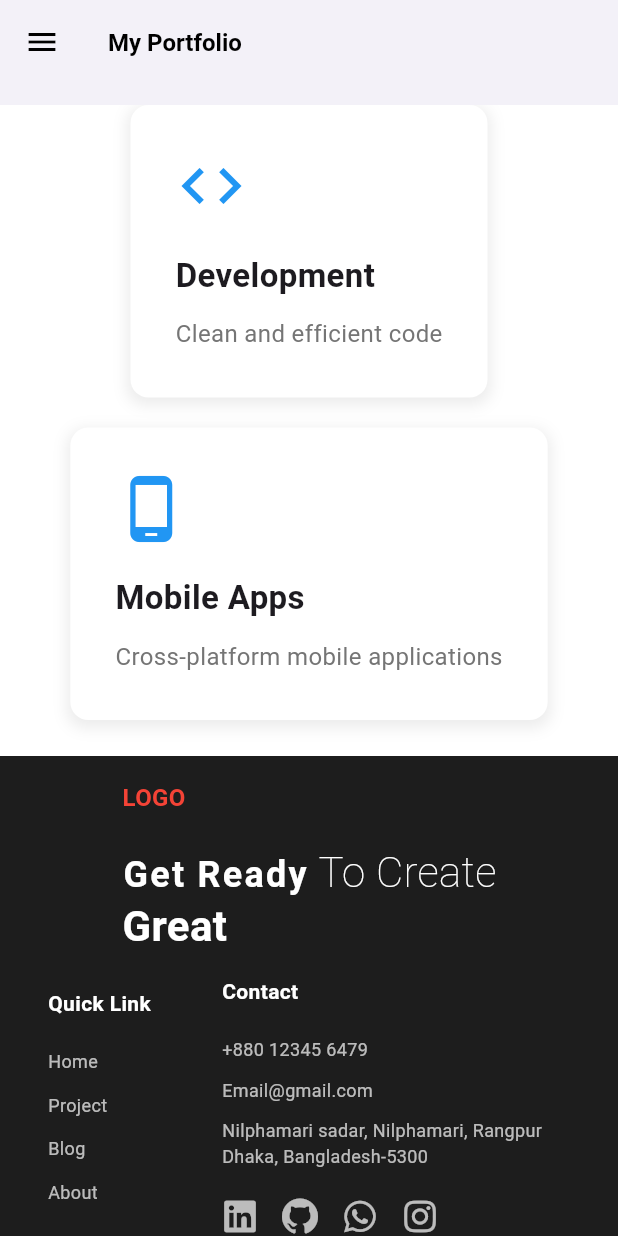
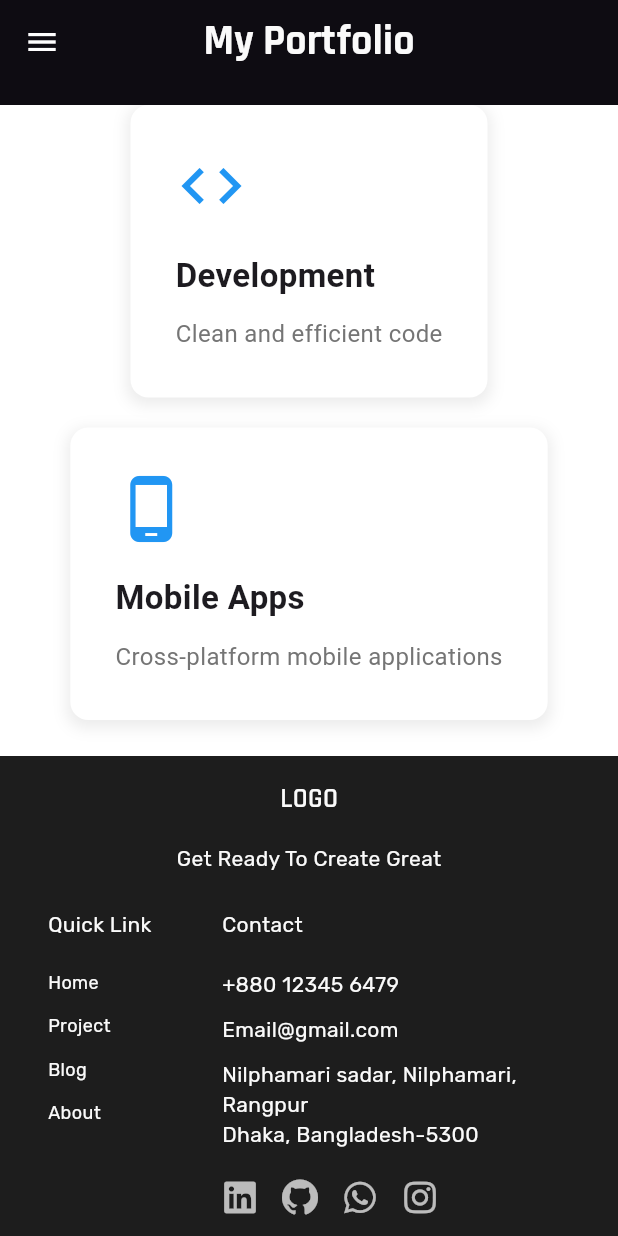
Before and after one commit to dolonk/responsive_website, a Flutter app: the screen it shows after launch, scrolled down 576 dp, on a phone screen of 412 x 824 dp. Run offline on Flutter 3.47's test engine with Material 3 defaults, Android fonts, the phone set to English and light mode, and no system bars; our stand-ins replace device_preview, font_awesome_flutter, google_fonts.

Commit message:
updated font family according to font size

```diff
--- a/lib/common_function/base_screen/app_bar/custom_appbar.dart
+++ b/lib/common_function/base_screen/app_bar/custom_appbar.dart
@@ -1,5 +1,6 @@
 import 'package:flutter/material.dart';
-import '../../../utility/default_sizes/default_sizes.dart';
+import 'package:responsive_website/utility/constants/colors.dart';
+import 'package:responsive_website/utility/default_sizes/font_size.dart';
 import 'package:responsive_website/utility/responsive/responsive_helper.dart';
 
 class CustomAppBar extends StatelessWidget implements PreferredSizeWidget {
@@ -10,23 +11,18 @@ class CustomAppBar extends StatelessWidget implements PreferredSizeWidget {
 
   @override
   Widget build(BuildContext context) {
-    final s = DSizes.of(context);
     return AppBar(
       elevation: 0,
-      backgroundColor: Colors.white,
+      backgroundColor: DColors.background,
+      iconTheme: const IconThemeData(color: Colors.white),
+      centerTitle: true,
       title: context.isMobile
-          ? Text(
-              'My Portfolio',
-              style: TextStyle(color: Colors.black, fontWeight: FontWeight.bold, fontSize: s.bodyLarge),
-            )
+          ? Text('My Portfolio', style: context.fonts.displayMedium)
           : Row(
               mainAxisAlignment: MainAxisAlignment.spaceBetween,
               children: [
                 // Left side - Logo/Title
-                Text(
-                  'My Portfolio',
-                  style: TextStyle(color: Colors.black, fontWeight: FontWeight.bold, fontSize: s.bodyLarge),
-                ),
+                Text('My Portfolio', style: context.fonts.bodyLarge),
                 // Center - Menu items
                 Row(
                   mainAxisSize: MainAxisSize.min,
@@ -34,19 +30,15 @@ class CustomAppBar extends StatelessWidget implements PreferredSizeWidget {
                       .map(
                         (item) => TextButton(
                           onPressed: () => _onMenuItemTap(item),
-                          child: Text(
-                            item,
-                            style: TextStyle(color: Colors.black87, fontSize: s.bodyLarge),
-                          ),
+                          child: Text(item, style: context.fonts.bodyLarge),
                         ),
                       )
                       .toList(),
                 ),
                 // Right side - Spacer for balance
-                const SizedBox(width: 100),
+                //const SizedBox(width: 100),
               ],
             ),
-      iconTheme: const IconThemeData(color: Colors.black),
     );
   }
 
--- a/lib/common_function/base_screen/base_screen.dart
+++ b/lib/common_function/base_screen/base_screen.dart
@@ -41,25 +41,17 @@ class BaseScreen extends StatelessWidget {
               ),
             )
           : null,
-      body: SingleChildScrollView(
-        child: Column(
-          children: [
-            child,
-            const FooterSection(),
-          ],
-        ),
-      ),
+      body: SingleChildScrollView(child: Column(children: [child, const FooterSection()])),
       floatingActionButton: floatingActionButton,
       floatingActionButtonLocation: floatingActionButtonLocation,
     );
   }
 
-  List<Widget> _drawerItems() => ['Home', 'About', 'Services', 'Projects', 'Contact']
-      .map(
-        (e) => ListTile(
-      title: Text(e),
-      onTap: () => print('Drawer $e tapped'),
-    ),
-  )
-      .toList();
+  List<Widget> _drawerItems() => [
+    'Home',
+    'About',
+    'Services',
+    'Projects',
+    'Contact',
+  ].map((e) => ListTile(title: Text(e), onTap: () => print('Drawer $e tapped'))).toList();
 }
--- a/lib/common_function/base_screen/footer/custom_footer.dart
+++ b/lib/common_function/base_screen/footer/custom_footer.dart
@@ -1,4 +1,6 @@
 import 'package:flutter/material.dart';
+import 'package:responsive_website/utility/default_sizes/font_size.dart';
+import 'package:responsive_website/utility/responsive/responsive_helper.dart';
 import 'package:responsive_website/utility/responsive/responsive_widget.dart';
 import 'package:responsive_website/utility/responsive/section_container.dart';
 import '../../../utility/default_sizes/default_sizes.dart';
@@ -19,12 +21,13 @@ class FooterSection extends StatelessWidget {
           mainAxisAlignment: MainAxisAlignment.center,
           children: [
             _buildLogoAndTagline(context),
-            SizedBox(height: s.spaceBtwItems),
+            SizedBox(height: s.defaultSpace),
 
             Padding(
               padding: EdgeInsets.symmetric(horizontal: s.paddingMd),
               child: Row(
                 mainAxisAlignment: MainAxisAlignment.center,
+                crossAxisAlignment: CrossAxisAlignment.start,
                 children: [
                   Expanded(flex: 1, child: _buildQuickLinks(context)),
                   Expanded(flex: 2, child: _buildContactInfo(context)),
@@ -61,36 +64,26 @@ class FooterSection extends StatelessWidget {
 
   // --- 1. Logo and Tagline Widget ---
   Widget _buildLogoAndTagline(BuildContext context) {
-    final s = context.sizes;
+    final font = context.fonts;
     return Column(
-      crossAxisAlignment: CrossAxisAlignment.start,
+      crossAxisAlignment: context.isMobile ? CrossAxisAlignment.center : CrossAxisAlignment.start,
       children: [
-        Text(
-          'LOGO',
-          style: TextStyle(color: Color(0xFFF44336), fontSize: s.titleMedium, fontWeight: FontWeight.bold),
-        ),
-        SizedBox(height: 20),
-        // Text.rich use kora holo shob part ke ekshathe rakhar jonno (cleaner)
-        Text.rich(
+        Text('LOGO', style: font.titleLarge),
+        SizedBox(height: context.sizes.spaceBtwItems),
+
+        context.isMobile
+            ? Text('Get Ready To Create Great', style: font.bodyMedium)
+            : Text.rich(
                 TextSpan(
-            style: TextStyle(fontFamily: 'RobotoMono', height: 1.3), // Font family adjust kora jete pare
                   children: [
-              TextSpan(
-                text: 'Get Ready',
-                style: TextStyle(
-                  fontSize: s.displaySmall,
-                  fontWeight: FontWeight.bold,
-                  color: Colors.white,
-                  letterSpacing: 1.5,
-                ),
-              ),
+                    TextSpan(text: 'Get Ready', style: font.displayMedium),
                     TextSpan(
                       text: ' To Create\n',
-                style: TextStyle(fontSize: s.displayMedium, fontWeight: FontWeight.w100, color: Colors.white),
+                      style: font.displaySmall.copyWith(fontWeight: FontWeight.w400),
                     ),
                     TextSpan(
                       text: 'Great',
-                style: TextStyle(fontSize: s.displayMedium, fontWeight: FontWeight.bold, color: Colors.white),
+                      style: font.displaySmall.copyWith(fontWeight: FontWeight.w400),
                     ),
                   ],
                 ),
@@ -101,31 +94,22 @@ class FooterSection extends StatelessWidget {
 
   // --- 2. Quick Links Widget ---
   Widget _buildQuickLinks(BuildContext context) {
-    // Data List-ta static variable hishebe rakha holo
     const List<String> links = ['Home', 'Project', 'Blog', 'About'];
 
     return Column(
+      mainAxisAlignment: MainAxisAlignment.center,
       crossAxisAlignment: CrossAxisAlignment.start,
       children: [
-        Text(
-          'Quick Link',
-          style: TextStyle(
-            color: Colors.white,
-            fontSize: context.sizes.bodyMedium,
-            fontWeight: FontWeight.bold,
-          ),
-        ),
+        Text('Quick Link', style: context.fonts.bodyMedium),
         const SizedBox(height: 20),
-        // List of links using map for clean iteration
+
+        // List of links
         ...links.map(
           (link) => Padding(
             padding: const EdgeInsets.only(bottom: 12.0),
             child: GestureDetector(
               onTap: () {},
-              child: Text(
-                link,
-                style: TextStyle(color: Colors.white70, fontSize: context.sizes.bodySmall),
-              ),
+              child: Text(link, style: context.fonts.bodySmall),
             ),
           ),
         ),
@@ -135,24 +119,19 @@ class FooterSection extends StatelessWidget {
 
   // --- 3. Contact Info Widget ---
   Widget _buildContactInfo(BuildContext context) {
-    TextStyle linkStyle = TextStyle(color: Colors.white70, fontSize: context.sizes.bodySmall);
     return Column(
       crossAxisAlignment: CrossAxisAlignment.start,
       children: [
+        Text('Contact', style: context.fonts.bodyMedium),
+        const SizedBox(height: 20),
+        Text('+880 12345 6479', style: context.fonts.bodyMedium),
+        const SizedBox(height: 10),
+        Text('Email@gmail.com', style: context.fonts.bodyMedium),
+        const SizedBox(height: 10),
         Text(
-          'Contact',
-          style: TextStyle(
-            color: Colors.white,
-            fontSize: context.sizes.bodyMedium,
-            fontWeight: FontWeight.bold,
+          'Nilphamari sadar, Nilphamari, Rangpur\nDhaka, Bangladesh-5300',
+          style: context.fonts.bodyMedium,
         ),
-        ),
-        const SizedBox(height: 20),
-        Text('+880 12345 6479', style: linkStyle),
-        const SizedBox(height: 10),
-        Text('Email@gmail.com', style: linkStyle),
-        const SizedBox(height: 10),
-        Text('Nilphamari sadar, Nilphamari, Rangpur\nDhaka, Bangladesh-5300', style: linkStyle),
         const SizedBox(height: 20),
         // Social Media Icons
         Row(
@@ -180,12 +159,10 @@ class FooterSection extends StatelessWidget {
 
   // --- 4. Bottom Bar Widget ---
   Widget _buildBottomBar(BuildContext context) {
-    TextStyle bottomBarTextStyle = TextStyle(color: Colors.white54, fontSize: context.sizes.bodySmall);
-
     return Row(
       mainAxisAlignment: MainAxisAlignment.spaceBetween,
       children: [
-        Text('© 2025 LocationIQ', style: bottomBarTextStyle),
+        Text('© 2025 LocationIQ', style: context.fonts.bodySmall),
         Row(
           children: [
             _buildBottomLink(context, 'Privacy policy'),
@@ -199,12 +176,11 @@ class FooterSection extends StatelessWidget {
 
   // Helper method for bottom links
   Widget _buildBottomLink(BuildContext context, String title) {
-    TextStyle style = TextStyle(color: Colors.white54, fontSize: context.sizes.bodySmall);
     return MouseRegion(
       cursor: SystemMouseCursors.click,
       child: GestureDetector(
         onTap: () {},
-        child: Text(title, style: style),
+        child: Text(title, style: context.fonts.bodySmall),
       ),
     );
   }
--- a/lib/main.dart
+++ b/lib/main.dart
@@ -1,6 +1,6 @@
-import 'package:device_preview/device_preview.dart';
 import 'package:flutter/material.dart';
 import 'features/home/home_page.dart';
+import 'package:device_preview/device_preview.dart';
 
 final GlobalKey<NavigatorState> navigatorKey = GlobalKey<NavigatorState>();
 
--- a/lib/utility/default_sizes/default_sizes.dart
+++ b/lib/utility/default_sizes/default_sizes.dart
@@ -33,7 +33,7 @@ class DSizes {
   final double borderRadiusMd;
   final double borderRadiusLg;
 
-  // ✅ Display font sizes (Hero section)
+  /*// ✅ Display font sizes (Hero section)
   final double displayLarge;
   final double displayMedium;
   final double displaySmall;
@@ -56,7 +56,7 @@ class DSizes {
   // ✅ Label font sizes (Small text, captions)
   final double labelLarge;
   final double labelMedium;
-  final double labelSmall;
+  final double labelSmall;*/
 
   // Private named constructor with all finals initialized
   DSizes._internal({
@@ -89,7 +89,7 @@ class DSizes {
     required this.borderRadiusMd,
     required this.borderRadiusLg,
 
-    // ✅ Display font sizes
+   /* // ✅ Display font sizes
     required this.displayLarge,
     required this.displayMedium,
     required this.displaySmall,
@@ -112,7 +112,7 @@ class DSizes {
     // ✅ Label font sizes
     required this.labelLarge,
     required this.labelMedium,
-    required this.labelSmall,
+    required this.labelSmall,*/
   });
 
   // Build DSizes instance dynamically based on context
@@ -154,7 +154,7 @@ class DSizes {
       borderRadiusSm: res((m) => m.borderRadiusSm, (t) => t.borderRadiusSm, (d) => d.borderRadiusSm),
       borderRadiusMd: res((m) => m.borderRadiusMd, (t) => t.borderRadiusMd, (d) => d.borderRadiusMd),
       borderRadiusLg: res((m) => m.borderRadiusLg, (t) => t.borderRadiusLg, (d) => d.borderRadiusLg),
-
+/*
       // ✅ Display font sizes
       displayLarge: res((m) => m.displayLarge, (t) => t.displayLarge, (d) => d.displayLarge),
       displayMedium: res((m) => m.displayMedium, (t) => t.displayMedium, (d) => d.displayMedium),
@@ -178,7 +178,7 @@ class DSizes {
       // ✅ Label font sizes
       labelLarge: res((m) => m.labelLarge, (t) => t.labelLarge, (d) => d.labelLarge),
       labelMedium: res((m) => m.labelMedium, (t) => t.labelMedium, (d) => d.labelMedium),
-      labelSmall: res((m) => m.labelSmall, (t) => t.labelSmall, (d) => d.labelSmall),
+      labelSmall: res((m) => m.labelSmall, (t) => t.labelSmall, (d) => d.labelSmall),*/
     );
   }
 }
@@ -356,26 +356,3 @@ class _DesktopSizes {
 extension ResponsiveSizesShorthand on BuildContext {
   DSizes get sizes => DSizes.of(this);
 }
-
-/*
-Mobile  →  Tablet  →  Desktop
-32      →  40      →  48        (displayLarge)
-28      →  36      →  44        (displayMedium)
-24      →  32      →  40        (displaySmall)
-
-22      →  28      →  32        (headlineLarge)
-20      →  26      →  28        (headlineMedium)
-18      →  24      →  26        (headlineSmall)
-
-18      →  22      →  26        (titleLarge)
-16      →  20      →  24        (titleMedium)
-14      →  18      →  22        (titleSmall)
-
-16      →  18      →  20        (bodyLarge)
-14      →  16      →  18        (bodyMedium)
-12      →  14      →  16        (bodySmall)
-
-14      →  14      →  16        (labelLarge)
-12      →  12      →  14        (labelMedium)
-10      →  10      →  12        (labelSmall)
-*/
```
Also changed, not shown: lib/utility/default_sizes/font_size.dart (added, +380 -0 lines), 1 other file. Lines whose indentation alone changed are shown as unchanged.
